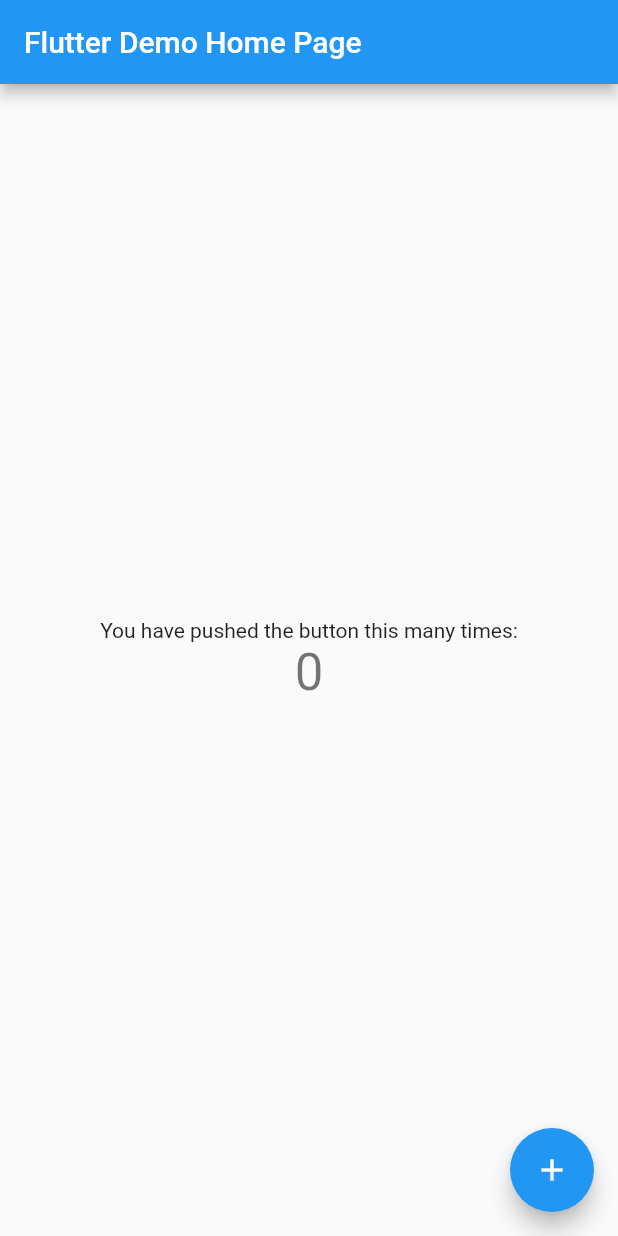
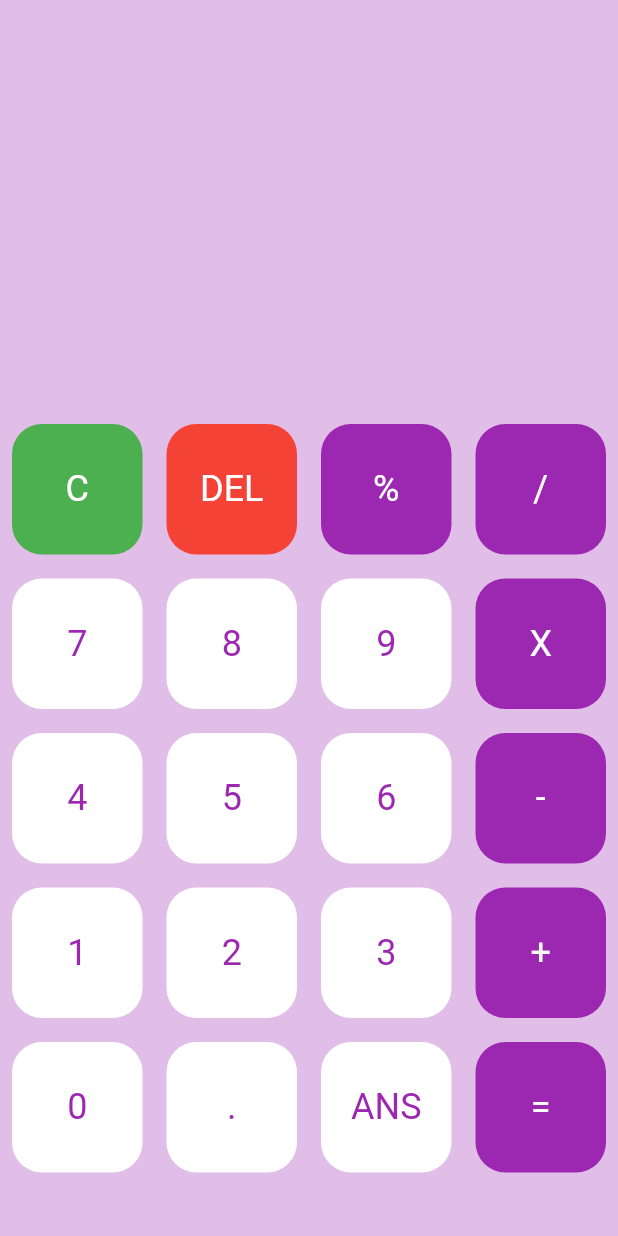
Before and after one commit to framadhan99/calculator_app, a Flutter app: the screen it shows after launch, on a phone screen of 412 x 824 dp. Run offline on Flutter 3.47's test engine with Material 2 defaults, Android fonts, the phone set to English and light mode, and no system bars.

Commit message:
create screen button calculator

```diff
--- /dev/null
+++ b/calculator/lib/buttons.dart
@@ -0,0 +1,29 @@
+import 'package:flutter/material.dart';
+
+class MyButton extends StatelessWidget {
+  final Color color;
+  final Color textColor;
+  final String textButton;
+  const MyButton(
+      {super.key,
+      required this.color,
+      required this.textColor,
+      required this.textButton});
+
+  @override
+  Widget build(BuildContext context) {
+    return Container(
+      margin: const EdgeInsets.all(8),
+      decoration: BoxDecoration(
+        color: color,
+        borderRadius: BorderRadius.circular(20),
+      ),
+      child: Center(
+        child: Text(
+          textButton,
+          style: TextStyle(color: textColor, fontSize: 24),
+        ),
+      ),
+    );
+  }
+}
--- /dev/null
+++ b/calculator/lib/home_page.dart
@@ -0,0 +1,91 @@
+import 'package:calculator/buttons.dart';
+import 'package:flutter/material.dart';
+import 'package:flutter/src/widgets/framework.dart';
+import 'package:flutter/src/widgets/placeholder.dart';
+
+class HomePage extends StatelessWidget {
+  const HomePage({super.key});
+
+  @override
+  Widget build(BuildContext context) {
+    final List<String> buttons = [
+      'C',
+      'DEL',
+      '%',
+      '/',
+      '7',
+      '8',
+      '9',
+      'X',
+      '4',
+      '5',
+      '6',
+      '-',
+      '1',
+      '2',
+      '3',
+      '+',
+      '0',
+      '.',
+      'ANS',
+      '=',
+    ];
+    return Scaffold(
+      backgroundColor: Colors.purple[100],
+      body: Column(
+        children: [
+          Expanded(
+            child: Container(),
+          ),
+          Expanded(
+            flex: 2,
+            child: Container(
+              child: GridView.builder(
+                itemCount: buttons.length,
+                gridDelegate: SliverGridDelegateWithFixedCrossAxisCount(
+                    crossAxisCount: 4),
+                itemBuilder: (context, index) {
+                  if (index == 0) {
+                    return MyButton(
+                        color: Colors.green,
+                        textColor: Colors.white,
+                        textButton: buttons[index]);
+                  } else if (index == 1) {
+                    return MyButton(
+                        color: Colors.red,
+                        textColor: Colors.white,
+                        textButton: buttons[index]);
+                  } else {
+                    return MyButton(
+                        color: isOperator(buttons[index])
+                            ? Colors.purple
+                            : Colors.white,
+                        textColor: isOperator(buttons[index])
+                            ? Colors.white
+                            : Colors.purple,
+                        textButton: buttons[index]);
+                  }
+                },
+              ),
+            ),
+          ),
+        ],
+      ),
+    );
+  }
+
+  bool isOperator(String x) {
+    if (x == 'C' ||
+        x == 'DEL' ||
+        x == '%' ||
+        x == '/' ||
+        x == 'X' ||
+        x == '-' ||
+        x == '+' ||
+        x == '=') {
+      return true;
+    }
+
+    return false;
+  }
+}
--- a/calculator/lib/main.dart
+++ b/calculator/lib/main.dart
@@ -1,3 +1,4 @@
+import 'package:calculator/home_page.dart';
 import 'package:flutter/material.dart';
 
 void main() {
@@ -10,106 +11,9 @@ class MyApp extends StatelessWidget {
   // This widget is the root of your application.
   @override
   Widget build(BuildContext context) {
-    return MaterialApp(
-      title: 'Flutter Demo',
-      theme: ThemeData(
-        // This is the theme of your application.
-        //
-        // Try running your application with "flutter run". You'll see the
-        // application has a blue toolbar. Then, without quitting the app, try
-        // changing the primarySwatch below to Colors.green and then invoke
-        // "hot reload" (press "r" in the console where you ran "flutter run",
-        // or simply save your changes to "hot reload" in a Flutter IDE).
-        // Notice that the counter didn't reset back to zero; the application
-        // is not restarted.
-        primarySwatch: Colors.blue,
-      ),
-      home: const MyHomePage(title: 'Flutter Demo Home Page'),
+    return const MaterialApp(
+      debugShowCheckedModeBanner: false,
+      home: HomePage(),
     );
   }
 }
-
-class MyHomePage extends StatefulWidget {
-  const MyHomePage({super.key, required this.title});
-
-  // This widget is the home page of your application. It is stateful, meaning
-  // that it has a State object (defined below) that contains fields that affect
-  // how it looks.
-
-  // This class is the configuration for the state. It holds the values (in this
-  // case the title) provided by the parent (in this case the App widget) and
-  // used by the build method of the State. Fields in a Widget subclass are
-  // always marked "final".
-
-  final String title;
-
-  @override
-  State<MyHomePage> createState() => _MyHomePageState();
-}
-
-class _MyHomePageState extends State<MyHomePage> {
-  int _counter = 0;
-
-  void _incrementCounter() {
-    setState(() {
-      // This call to setState tells the Flutter framework that something has
-      // changed in this State, which causes it to rerun the build method below
-      // so that the display can reflect the updated values. If we changed
-      // _counter without calling setState(), then the build method would not be
-      // called again, and so nothing would appear to happen.
-      _counter++;
-    });
-  }
-
-  @override
-  Widget build(BuildContext context) {
-    // This method is rerun every time setState is called, for instance as done
-    // by the _incrementCounter method above.
-    //
-    // The Flutter framework has been optimized to make rerunning build methods
-    // fast, so that you can just rebuild anything that needs updating rather
-    // than having to individually change instances of widgets.
-    return Scaffold(
-      appBar: AppBar(
-        // Here we take the value from the MyHomePage object that was created by
-        // the App.build method, and use it to set our appbar title.
-        title: Text(widget.title),
-      ),
-      body: Center(
-        // Center is a layout widget. It takes a single child and positions it
-        // in the middle of the parent.
-        child: Column(
-          // Column is also a layout widget. It takes a list of children and
-          // arranges them vertically. By default, it sizes itself to fit its
-          // children horizontally, and tries to be as tall as its parent.
-          //
-          // Invoke "debug painting" (press "p" in the console, choose the
-          // "Toggle Debug Paint" action from the Flutter Inspector in Android
-          // Studio, or the "Toggle Debug Paint" command in Visual Studio Code)
-          // to see the wireframe for each widget.
-          //
-          // Column has various properties to control how it sizes itself and
-          // how it positions its children. Here we use mainAxisAlignment to
-          // center the children vertically; the main axis here is the vertical
-          // axis because Columns are vertical (the cross axis would be
-          // horizontal).
-          mainAxisAlignment: MainAxisAlignment.center,
-          children: <Widget>[
-            const Text(
-              'You have pushed the button this many times:',
-            ),
-            Text(
-              '$_counter',
-              style: Theme.of(context).textTheme.headlineMedium,
-            ),
-          ],
-        ),
-      ),
-      floatingActionButton: FloatingActionButton(
-        onPressed: _incrementCounter,
-        tooltip: 'Increment',
-        child: const Icon(Icons.add),
-      ), // This trailing comma makes auto-formatting nicer for build methods.
-    );
-  }
-}
```
